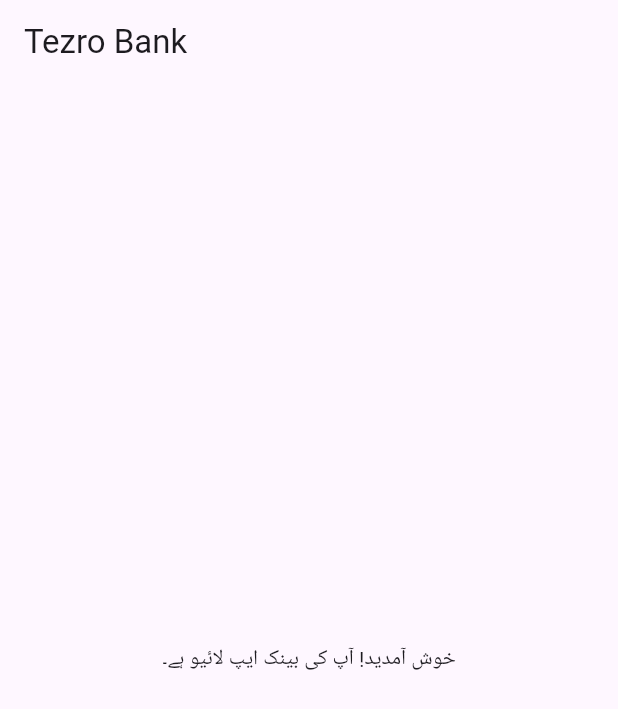
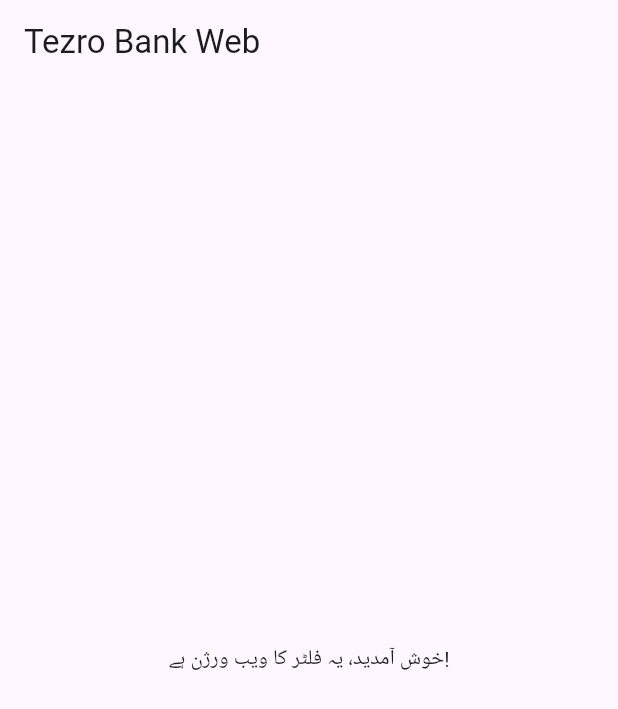
Before and after one commit to TezroSuper/bank, a Flutter app: the screen it shows after launch, on a phone screen of 412 x 824 dp. Shown: the top 709 px of the screen. Run offline on Flutter 3.47's test engine with Material 3 defaults, Android fonts, the phone set to English and light mode, and no system bars.

Commit message:
Add pubspec and main.dart for web build

```diff
--- a/lib/main.dart
+++ b/lib/main.dart
@@ -1,6 +1,8 @@
 import 'package:flutter/material.dart';
 
-void main() => runApp(const MyApp());
+void main() {
+  runApp(const MyApp());
+}
 
 class MyApp extends StatelessWidget {
   const MyApp({super.key});
@@ -8,9 +10,22 @@
   @override
   Widget build(BuildContext context) {
     return MaterialApp(
-      home: Scaffold(
-        appBar: AppBar(title: const Text('Tezro Bank')),
-        body: const Center(child: Text('خوش آمدید! آپ کی بینک ایپ لائیو ہے۔')),
+      title: 'Tezro Bank',
+      theme: ThemeData(primarySwatch: Colors.blue),
+      home: const HomePage(),
+    );
+  }
+}
+
+class HomePage extends StatelessWidget {
+  const HomePage({super.key});
+
+  @override
+  Widget build(BuildContext context) {
+    return Scaffold(
+      appBar: AppBar(title: const Text('Tezro Bank Web')),
+      body: const Center(
+        child: Text('خوش آمدید، یہ فلٹر کا ویب ورژن ہے!'),
       ),
     );
   }
```
Also changed, not shown: pubspec.yaml (+10 -4 lines).
